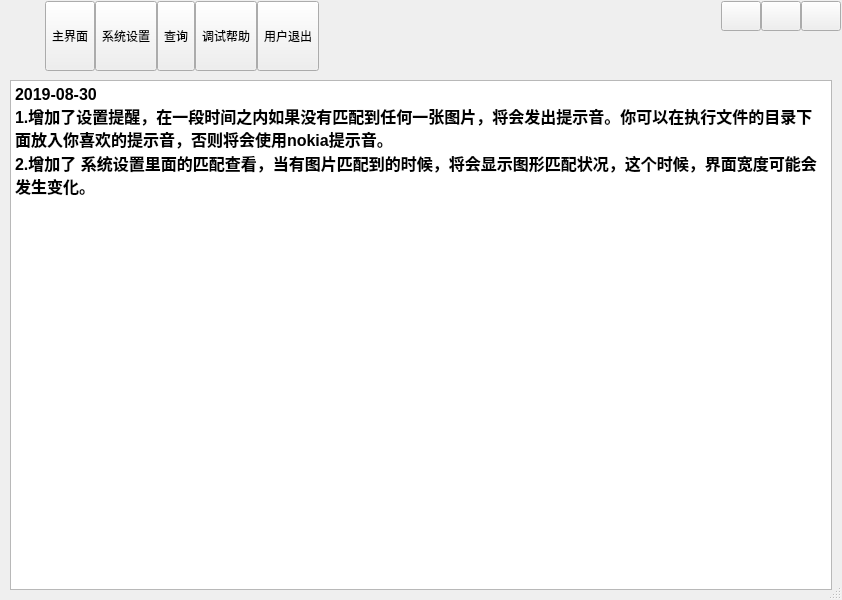
Above: src/ak/form/uidemo1.ui from kensou24/akhelper before the change. Below: the same form after it.
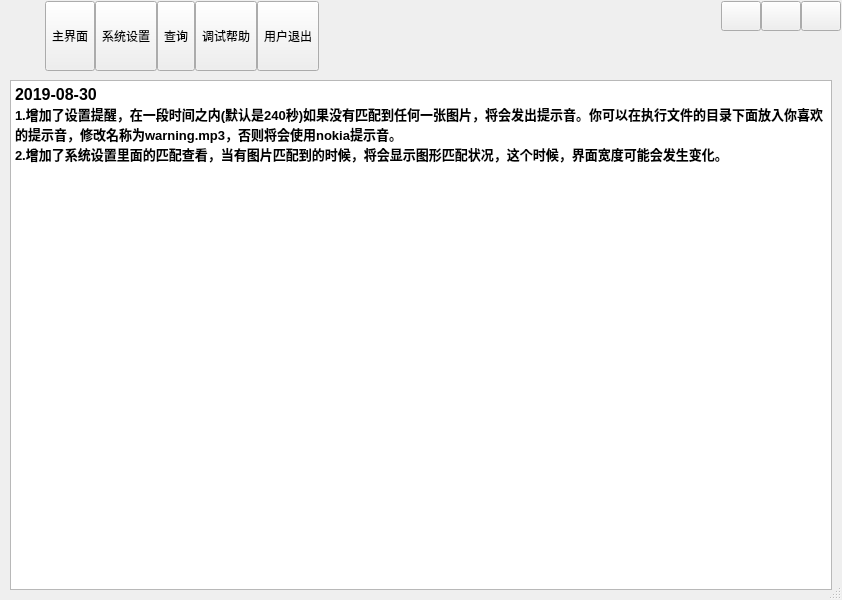
That is the form after the change. Icons and pictures are not drawn.

Commit message: #TSK# 提示修改

Patch:
```diff
--- a/src/ak/form/uidemo1.ui
+++ b/src/ak/form/uidemo1.ui
@@ -667,8 +667,8 @@
 p, li { white-space: pre-wrap; }
 &lt;/style&gt;&lt;/head&gt;&lt;body style=&quot; font-family:'SimSun'; font-size:9pt; font-weight:400; font-style:normal;&quot;&gt;
 &lt;p style=&quot; margin-top:0px; margin-bottom:0px; margin-left:0px; margin-right:0px; -qt-block-indent:0; text-indent:0px;&quot;&gt;&lt;span style=&quot; font-size:12pt; font-weight:600;&quot;&gt;2019-08-30 &lt;/span&gt;&lt;/p&gt;
-&lt;p style=&quot; margin-top:0px; margin-bottom:0px; margin-left:0px; margin-right:0px; -qt-block-indent:0; text-indent:0px;&quot;&gt;&lt;span style=&quot; font-size:12pt; font-weight:600;&quot;&gt;1.增加了设置提醒，在一段时间之内如果没有匹配到任何一张图片，将会发出提示音。你可以在执行文件的目录下面放入你喜欢的提示音，否则将会使用nokia提示音。&lt;/span&gt;&lt;/p&gt;
-&lt;p style=&quot; margin-top:0px; margin-bottom:0px; margin-left:0px; margin-right:0px; -qt-block-indent:0; text-indent:0px;&quot;&gt;&lt;span style=&quot; font-size:12pt; font-weight:600;&quot;&gt;2.增加了 系统设置里面的匹配查看，当有图片匹配到的时候，将会显示图形匹配状况，这个时候，界面宽度可能会发生变化。&lt;/span&gt;&lt;/p&gt;&lt;/body&gt;&lt;/html&gt;</string>
+&lt;p style=&quot; margin-top:0px; margin-bottom:0px; margin-left:0px; margin-right:0px; -qt-block-indent:0; text-indent:0px;&quot;&gt;&lt;span style=&quot; font-size:10pt; font-weight:600;&quot;&gt;1.增加了设置提醒，在一段时间之内(默认是240秒)如果没有匹配到任何一张图片，将会发出提示音。你可以在执行文件的目录下面放入你喜欢的提示音，修改名称为warning.mp3，否则将会使用nokia提示音。&lt;/span&gt;&lt;/p&gt;
+&lt;p style=&quot; margin-top:0px; margin-bottom:0px; margin-left:0px; margin-right:0px; -qt-block-indent:0; text-indent:0px;&quot;&gt;&lt;span style=&quot; font-size:10pt; font-weight:600;&quot;&gt;2.增加了系统设置里面的匹配查看，当有图片匹配到的时候，将会显示图形匹配状况，这个时候，界面宽度可能会发生变化。&lt;/span&gt;&lt;/p&gt;&lt;/body&gt;&lt;/html&gt;</string>
          </property>
         </widget>
        </item>
```
